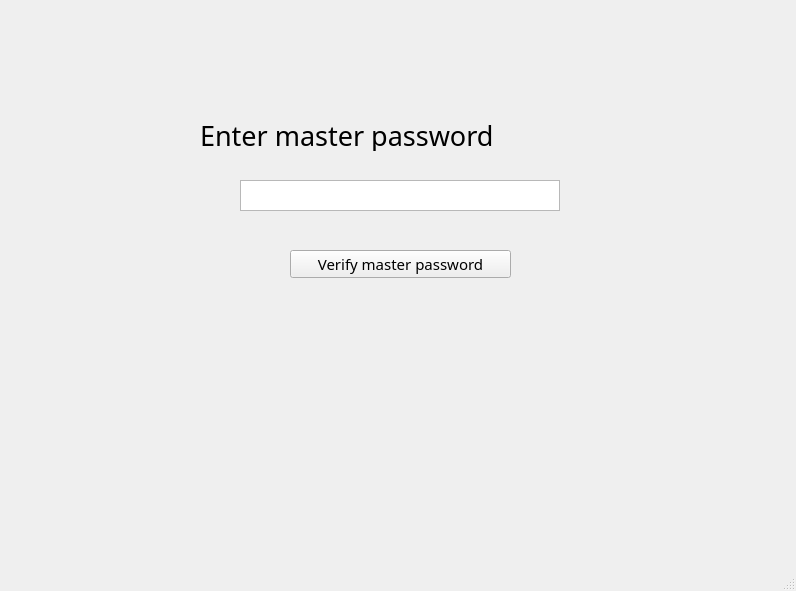
HWTechClub/Password-Manager, file front-end/login.ui: the form before one commit.
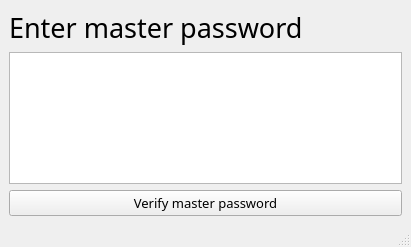
The form after the commit.

Commit message: added and modified multiple frontend windows

```diff
--- a/front-end/login.ui
+++ b/front-end/login.ui
@@ -6,8 +6,8 @@
    <rect>
     <x>0</x>
     <y>0</y>
-    <width>796</width>
-    <height>591</height>
+    <width>411</width>
+    <height>247</height>
    </rect>
   </property>
   <property name="font">
@@ -20,15 +20,9 @@
    <string>MainWindow</string>
   </property>
   <widget class="QWidget" name="centralwidget">
+   <layout class="QVBoxLayout" name="verticalLayout">
+    <item>
    <widget class="QLabel" name="label2">
-    <property name="geometry">
-     <rect>
-      <x>200</x>
-      <y>120</y>
-      <width>391</width>
-      <height>31</height>
-     </rect>
-    </property>
     <property name="minimumSize">
      <size>
       <width>0</width>
@@ -53,29 +47,16 @@
      <string>Enter master password</string>
     </property>
    </widget>
-   <widget class="QTextEdit" name="textEdit">
-    <property name="geometry">
-     <rect>
-      <x>240</x>
-      <y>180</y>
-      <width>320</width>
-      <height>31</height>
-     </rect>
-    </property>
-   </widget>
-   <widget class="QPushButton" name="pushButton">
-    <property name="geometry">
-     <rect>
-      <x>290</x>
-      <y>250</y>
-      <width>221</width>
-      <height>28</height>
-     </rect>
-    </property>
+    </item>
+    <item>
+     <widget class="QTextEdit" name="textEdit"/>
+    </item>
+    <item>
+     <widget class="QPushButton" name="button1">
     <property name="font">
      <font>
-      <family>Montserrat Medium</family>
-      <pointsize>11</pointsize>
+        <family>Montserrat Light</family>
+        <pointsize>10</pointsize>
       <weight>50</weight>
       <bold>false</bold>
      </font>
@@ -84,6 +65,8 @@
      <string>Verify master password</string>
     </property>
    </widget>
+    </item>
+   </layout>
   </widget>
   <widget class="QMenuBar" name="menubar">
    <property name="geometry">
```
Left out of the diff: 2 changed lines with no effect on the pictures. Lines whose indentation alone changed are shown as unchanged. The commit also changes 6 other files.
